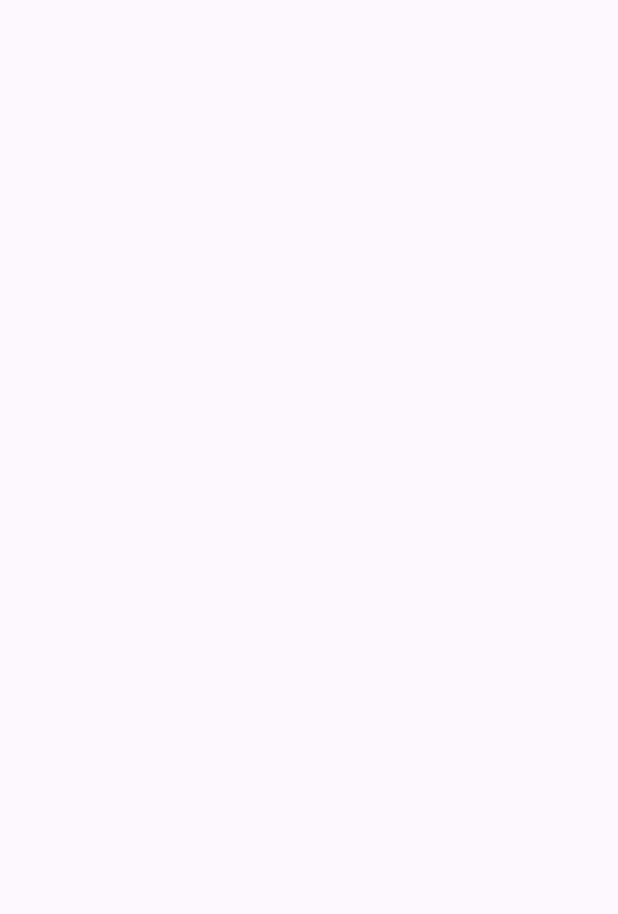
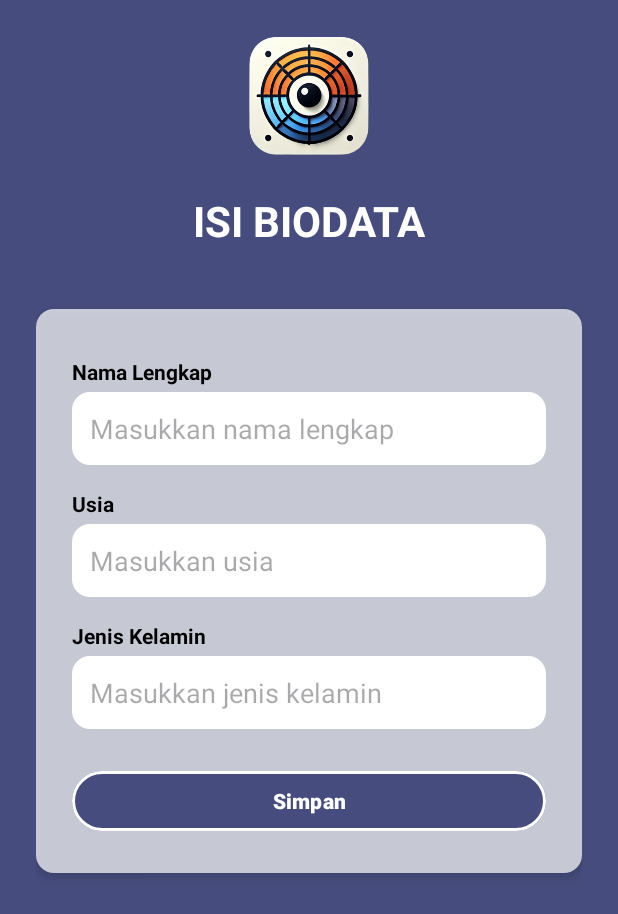
Before and after one commit to TinkerThinkerThings/color-blind-project, an Android app: the FormActivity screen opened directly, with no data from a screen before it, on a phone screen of 412 x 824 dp. Before the commit the part shown is empty. Shown: the top 914 px of the screen. Run offline under Robolectric (Android 15) with nearby library versions, the phone set to English and light mode, and no system bars.

Commit message:
UI : Menambahkan Form Biodata

```diff
--- a/app/src/main/java/com/colorblind/spectra/UI/form/FormActivity.kt
+++ b/app/src/main/java/com/colorblind/spectra/UI/form/FormActivity.kt
@@ -1,21 +1,70 @@
 package com.colorblind.spectra.UI.form
 
 import android.os.Bundle
-import androidx.activity.enableEdgeToEdge
+import android.text.InputFilter
+import android.text.InputType
+import android.widget.EditText
+import android.widget.Toast
 import androidx.appcompat.app.AppCompatActivity
-import androidx.core.view.ViewCompat
-import androidx.core.view.WindowInsetsCompat
 import com.colorblind.spectra.R
+import com.google.android.material.button.MaterialButton
 
 class FormActivity : AppCompatActivity() {
+
+    private lateinit var etNama: EditText
+    private lateinit var etUsia: EditText
+    private lateinit var etJenisKelamin: EditText
+    private lateinit var btnSimpan: MaterialButton
+
     override fun onCreate(savedInstanceState: Bundle?) {
         super.onCreate(savedInstanceState)
-        enableEdgeToEdge()
         setContentView(R.layout.activity_form)
-        ViewCompat.setOnApplyWindowInsetsListener(findViewById(R.id.main)) { v, insets ->
-            val systemBars = insets.getInsets(WindowInsetsCompat.Type.systemBars())
-            v.setPadding(systemBars.left, systemBars.top, systemBars.right, systemBars.bottom)
-            insets
+
+        // Temukan view
+        etNama = findViewById(R.id.namaLengkapEdit)
+        etUsia = findViewById(R.id.usiaEdit)
+        etJenisKelamin = findViewById(R.id.jenisKelaminEdit)
+        btnSimpan = findViewById(R.id.btnSimpan)
+
+        // Atur input type & filter untuk usia
+        etUsia.inputType = InputType.TYPE_CLASS_NUMBER
+        etUsia.filters = arrayOf(InputFilter.LengthFilter(2))
+
+        btnSimpan.setOnClickListener {
+            validateForm()
         }
     }
+
+    private fun validateForm() {
+        val nama = etNama.text.toString().trim()
+        val usia = etUsia.text.toString().trim()
+        val jenisKelamin = etJenisKelamin.text.toString().trim()
+
+        if (nama.isEmpty()) {
+            etNama.error = "Nama harus diisi"
+            return
+        }
+
+        if (!nama.matches(Regex("^[a-zA-Z ]+$"))) {
+            etNama.error = "Nama hanya huruf"
+            return
+        }
+
+        if (usia.isEmpty()) {
+            etUsia.error = "Usia harus diisi"
+            return
+        }
+
+        if (!usia.matches(Regex("^[0-9]{1,2}$"))) {
+            etUsia.error = "Usia hanya angka 1-99"
+            return
+        }
+
+        if (jenisKelamin.isEmpty()) {
+            etJenisKelamin.error = "Jenis kelamin harus diisi"
+            return
+        }
+
+        Toast.makeText(this, "Biodata berhasil disimpan!", Toast.LENGTH_SHORT).show()
+    }
 }
--- a/app/src/main/java/com/colorblind/spectra/UI/slider/SliderActivity.kt
+++ b/app/src/main/java/com/colorblind/spectra/UI/slider/SliderActivity.kt
@@ -67,7 +67,11 @@ class SliderActivity : AppCompatActivity() {
 
             override fun onPageScrollStateChanged(state: Int) {}
         })
-
+        btnGetStarted.setOnClickListener {
+            val intent = Intent(this, com.colorblind.spectra.UI.form.FormActivity::class.java)
+            startActivity(intent)
+            finish() // Tutup SliderActivity agar tidak bisa balik
+        }
         autoSlidePages()
     }
 
--- /dev/null
+++ b/app/src/main/res/drawable/button_rounded.xml
@@ -0,0 +1,12 @@
+<?xml version="1.0" encoding="utf-8"?>
+<selector xmlns:android="http://schemas.android.com/apk/res/android">
+    <item>
+        <shape>
+            <solid android:color="#464D7E"/>
+            <corners android:radius="50dp"/>
+            <stroke
+                android:width="2dp"
+                android:color="#FFFFFF"/>
+        </shape>
+    </item>
+</selector>
--- /dev/null
+++ b/app/src/main/res/drawable/editttext_background.xml
@@ -0,0 +1,5 @@
+<?xml version="1.0" encoding="utf-8"?>
+<shape xmlns:android="http://schemas.android.com/apk/res/android">
+    <solid android:color="#FFFFFF"/>
+    <corners android:radius="12dp"/>
+</shape>
--- /dev/null
+++ b/app/src/main/res/drawable/rounded_bg.xml
@@ -0,0 +1,5 @@
+<?xml version="1.0" encoding="utf-8"?>
+<shape xmlns:android="http://schemas.android.com/apk/res/android">
+    <solid android:color="#B5FFFFFF" />
+    <corners android:radius="12dp" />
+</shape>
--- a/app/src/main/res/layout/activity_form.xml
+++ b/app/src/main/res/layout/activity_form.xml
@@ -1,10 +1,114 @@
 <?xml version="1.0" encoding="utf-8"?>
-<androidx.constraintlayout.widget.ConstraintLayout xmlns:android="http://schemas.android.com/apk/res/android"
+<LinearLayout xmlns:android="http://schemas.android.com/apk/res/android"
     xmlns:app="http://schemas.android.com/apk/res-auto"
-    xmlns:tools="http://schemas.android.com/tools"
-    android:id="@+id/main"
     android:layout_width="match_parent"
     android:layout_height="match_parent"
+    xmlns:tools="http://schemas.android.com/tools"
+    android:orientation="vertical"
+    android:gravity="center_horizontal"
+    android:background="#464D7E"
+    android:padding="24dp"
     tools:context=".UI.form.FormActivity">
 
-</androidx.constraintlayout.widget.ConstraintLayout>
+    <!-- Logo -->
+    <ImageView
+        android:id="@+id/logoImage"
+        android:layout_width="80dp"
+        android:layout_height="80dp"
+        android:src="@drawable/logo"
+        android:layout_marginBottom="24dp"/>
+
+    <!-- Judul -->
+    <TextView
+        android:id="@+id/tvTitle"
+        android:layout_width="wrap_content"
+        android:layout_height="wrap_content"
+        android:text="ISI BIODATA"
+        android:textSize="28sp"
+        android:textStyle="bold"
+        android:textColor="#FFFFFF"
+        android:layout_marginBottom="24dp"/>
+
+    <!-- Card container -->
+    <LinearLayout
+        android:layout_width="match_parent"
+        android:layout_height="wrap_content"
+        android:background="@drawable/rounded_bg"
+        android:orientation="vertical"
+        android:padding="24dp"
+        android:layout_marginTop="16dp"
+        android:layout_marginBottom="16dp"
+        android:elevation="4dp">
+
+
+        <!-- Nama Lengkap -->
+        <TextView
+            android:layout_width="match_parent"
+            android:layout_height="wrap_content"
+            android:text="Nama Lengkap"
+            android:textColor="#000000"
+            android:textStyle="bold"
+            android:layout_marginTop="8dp"/>
+
+        <EditText
+            android:id="@+id/namaLengkapEdit"
+            android:layout_width="match_parent"
+            android:layout_height="wrap_content"
+            android:hint="Masukkan nama lengkap"
+            android:background="@drawable/editttext_background"
+            android:padding="12dp"
+            android:layout_marginTop="4dp"/>
+
+        <!-- Usia -->
+        <TextView
+            android:layout_width="match_parent"
+            android:layout_height="wrap_content"
+            android:text="Usia"
+            android:textColor="#000000"
+            android:textStyle="bold"
+            android:layout_marginTop="16dp"/>
+
+        <EditText
+            android:id="@+id/usiaEdit"
+            android:layout_width="match_parent"
+            android:layout_height="wrap_content"
+            android:hint="Masukkan usia"
+            android:background="@drawable/editttext_background"
+            android:padding="12dp"
+            android:layout_marginTop="4dp"/>
+
+        <!-- Jenis Kelamin -->
+        <TextView
+            android:layout_width="match_parent"
+            android:layout_height="wrap_content"
+            android:text="Jenis Kelamin"
+            android:textColor="#000000"
+            android:textStyle="bold"
+            android:layout_marginTop="16dp"/>
+
+        <EditText
+            android:id="@+id/jenisKelaminEdit"
+            android:layout_width="match_parent"
+            android:layout_height="wrap_content"
+            android:hint="Masukkan jenis kelamin"
+            android:background="@drawable/editttext_background"
+            android:padding="12dp"
+            android:layout_marginTop="4dp"/>
+
+        <!-- Tombol Simpan pakai MaterialButton -->
+        <com.google.android.material.button.MaterialButton
+            android:id="@+id/btnSimpan"
+            android:layout_width="match_parent"
+            android:layout_height="wrap_content"
+            android:layout_marginTop="24dp"
+            android:text="Simpan"
+            android:textStyle="bold"
+            android:textColor="@android:color/white"
+            app:cornerRadius="50dp"
+            app:backgroundTint="#464D7E"
+            app:strokeWidth="2dp"
+            app:strokeColor="@android:color/white" />
+
+    </LinearLayout>
+
+</LinearLayout>
```
